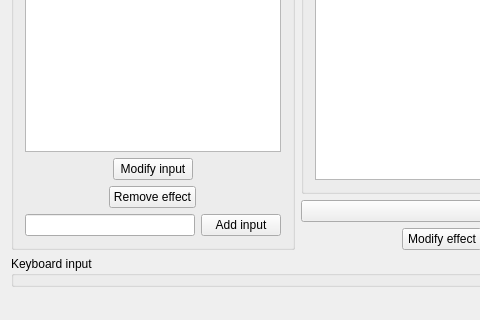
This is courses/prog_base_3/project/qSynth/mainwindow.ui in k-gregory/OP_repo as Qt 5 draws it before an edit; both pictures show x 0 to 480 and y 312 to 632 of the 795 by 632 pixel window. The edited form follows.
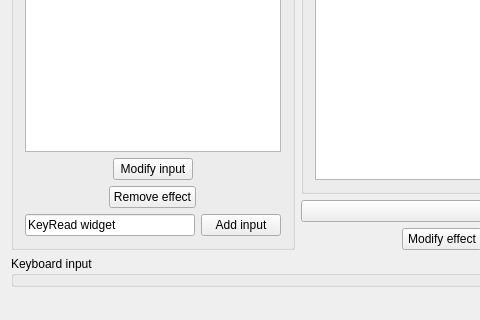
This is the edited form.

The edit to the form file:
```diff
--- a/courses/prog_base_3/project/qSynth/mainwindow.ui
+++ b/courses/prog_base_3/project/qSynth/mainwindow.ui
@@ -96,7 +96,11 @@
          <item>
           <layout class="QHBoxLayout" name="inputCreatorLayout">
            <item>
-            <widget class="QLineEdit" name="newInputNameEdit"/>
+            <widget class="QLineEdit" name="newInputNameEdit">
+             <property name="text">
+              <string>KeyRead widget</string>
+             </property>
+            </widget>
            </item>
            <item>
             <widget class="QPushButton" name="inputAddBtn">
```
